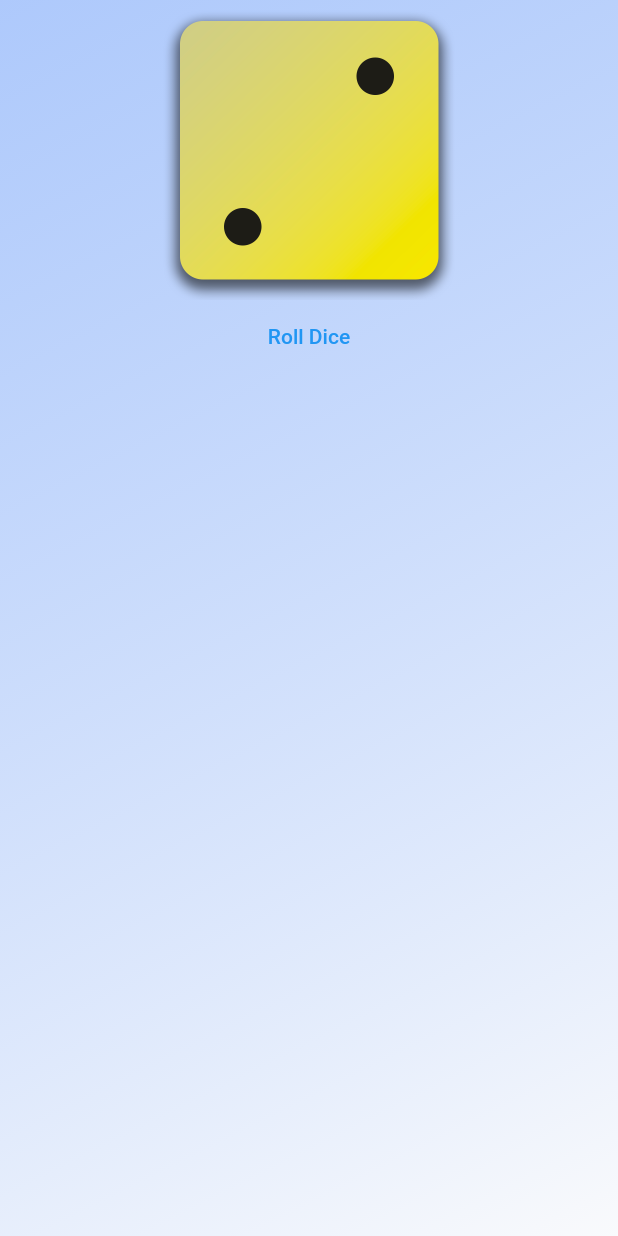
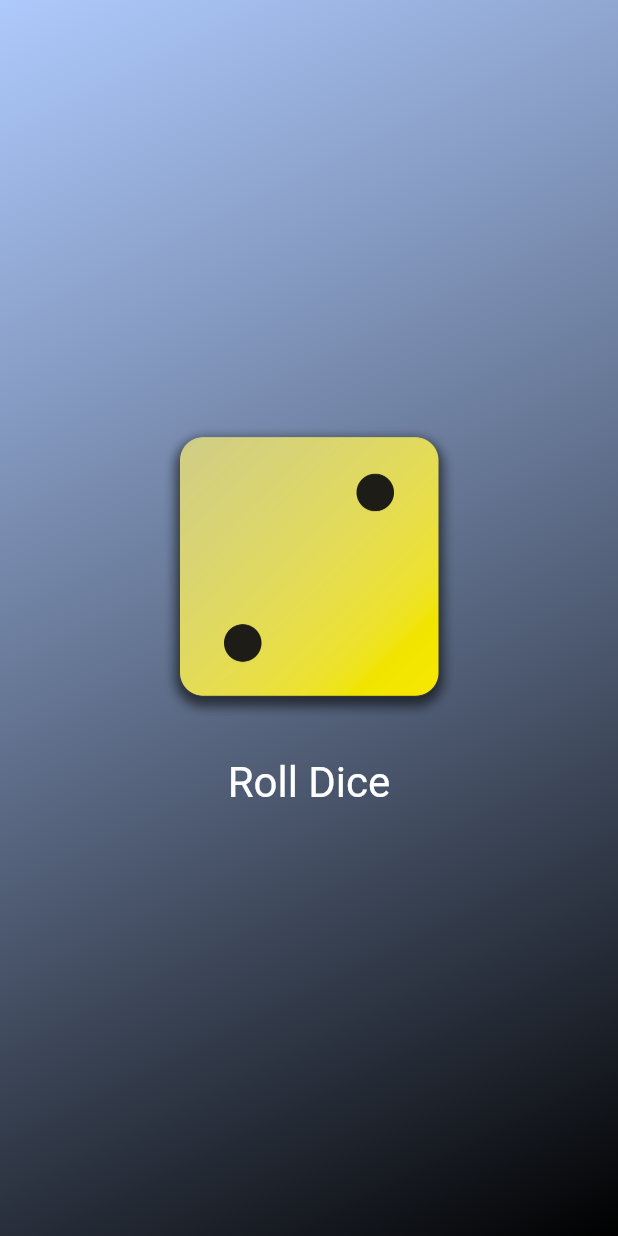
Before and after one commit to yhrjfj/Dice_App, a Flutter app: the screen it shows after launch, after a tap on "Roll Dice", on a phone screen of 412 x 824 dp. Run offline on Flutter 3.47's test engine with Material 2 defaults, Android fonts, the phone set to English and light mode, and no system bars.

Commit message:
Add some padding and make font bigger

```diff
--- a/lib/gradient_container.dart
+++ b/lib/gradient_container.dart
@@ -28,12 +28,27 @@ class GradientContainer extends StatelessWidget {
       ),
       child: Center(
           child: Column(
+        mainAxisSize: MainAxisSize.min,
         children: [
           Image.asset(
             'assets/images/dice-2.png',
             width: 200,
           ),
-          TextButton(onPressed: rollDice, child: const Text('Roll Dice')),
+          const SizedBox(
+            height: 20,
+          ),
+          TextButton(
+              onPressed: rollDice,
+              style: TextButton.styleFrom(
+                // padding: const EdgeInsets.only(
+                //   top: 20,
+                // ),
+                foregroundColor: Colors.white,
+                textStyle: const TextStyle(
+                  fontSize: 28,
+                ),
+              ),
+              child: const Text('Roll Dice')),
         ],
       )),
     );
--- a/lib/main.dart
+++ b/lib/main.dart
@@ -7,7 +7,7 @@ void main() {
       home: Scaffold(
         body: GradientContainer(
           Color.fromRGBO(155, 189, 252, 0.8),
-          Color.fromRGBO(249, 250, 252, 1),
+          Color.fromRGBO(0, 0, 0, 1),
         ),
       ),
     ),
```
